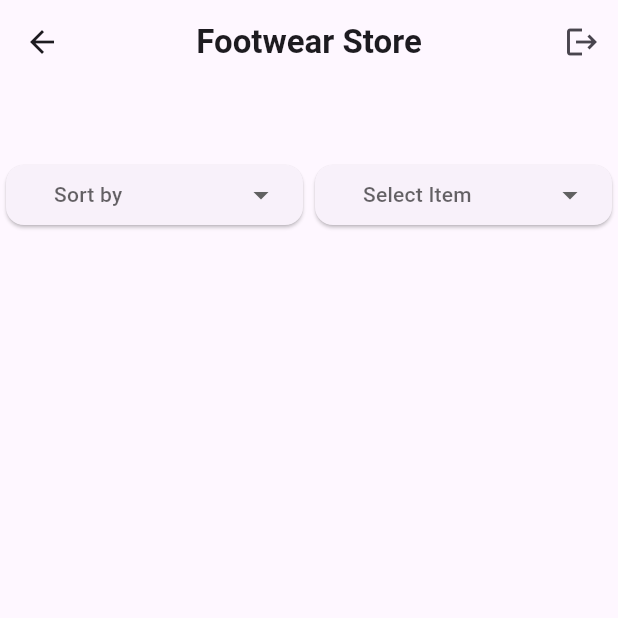
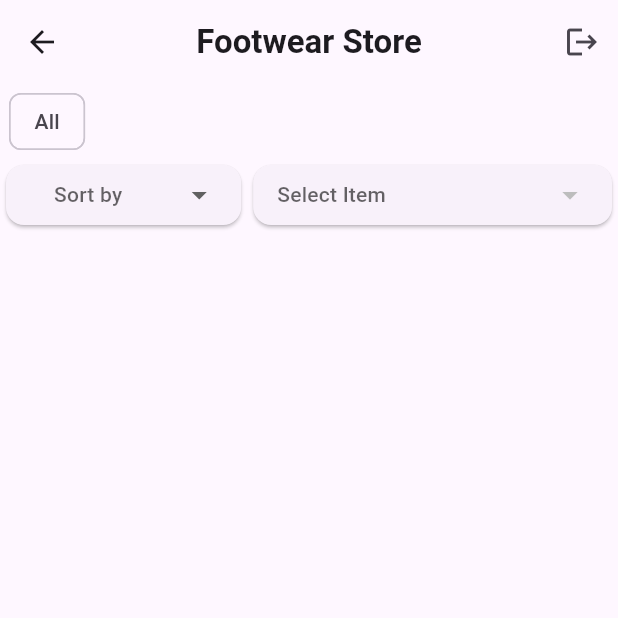
Before and after one commit to PrudkoVitaly/footwear_client, a Flutter app: the HomePage screen opened directly, on a phone screen of 412 x 824 dp, the top half of it. Run offline on Flutter 3.47's test engine with Material 3 defaults, Android fonts, the phone set to English and light mode, and no system bars; drawn by our look-alikes of dropdown_button2; our stand-ins replace cloud_firestore, firebase_auth, firebase_core, get, get_storage; missing offline and left inert: otp_text_field_v2; accounts and stored records are empty.

Commit message:
Add working category/brand filtering and true multi-select UI.
Unifies product filtering state in HomeController, shows selected brand chips on HomePage, and replaces the placeholder dropdown with a real checkbox-based multi-select to match the intended behavior.

Co-authored-by: Cursor <cursoragent@cursor.com>

```diff
--- a/lib/pages/home_page.dart
+++ b/lib/pages/home_page.dart
@@ -16,7 +16,19 @@ class HomePage extends StatelessWidget {
   @override
   Widget build(BuildContext context) {
     return GetBuilder<HomeController>(
-      builder: (controller) => Scaffold(
+      builder: (controller) {
+        final brandItems = controller.allProducts
+            .map((product) => (product.brand ?? '').trim())
+            .where((brand) => brand.isNotEmpty)
+            .toSet()
+            .toList()
+          ..sort();
+
+        return RefreshIndicator(
+          onRefresh: () async {
+            await controller.fetchProducts();
+          },
+          child: Scaffold(
           appBar: AppBar(
             centerTitle: true,
             title: const Text(
@@ -37,19 +49,28 @@ class HomePage extends StatelessWidget {
           body: Column(
             children: [
               GetBuilder<CategoryController>(
-              builder: (controller) => SizedBox(
+                builder: (categoryController) => SizedBox(
                   child: SizedBox(
                     height: 50,
                     child: ListView.builder(
                       scrollDirection: Axis.horizontal,
-                    itemCount: controller.categories.length,
+                      itemCount: categoryController.categories.length + 1,
                       itemBuilder: (context, index) {
-                      return Padding(
-                        padding: const EdgeInsets.symmetric(horizontal: 6.0),
-                        child: Chip(
-                          label: Text(
-                            controller.categories[index].category ?? '',
+                        final categoryName = index == 0
+                            ? 'All'
+                            : (categoryController
+                                      .categories[index - 1]
+                                      .category ??
+                                  '');
+                        return InkWell(
+                          onTap: () {
+                            controller.filterByCategory(categoryName);
+                          },
+                          child: Padding(
+                            padding: const EdgeInsets.symmetric(
+                              horizontal: 6.0,
                             ),
+                            child: Chip(label: Text(categoryName)),
                           ),
                         );
                       },
@@ -60,6 +81,7 @@ class HomePage extends StatelessWidget {
               Row(
                 children: [
                   Expanded(
+                    flex: 2,
                     child: DropDownBtn(
                       items: const ["Rs: Low to High", "Rs: High to Low"],
                       selectedItemsText: 'Sort by',
@@ -67,9 +89,36 @@ class HomePage extends StatelessWidget {
                     ),
                   ),
                   Expanded(
-                  child: MultiSelectDropDown(onSelectedChanged: (value) {}),
+                    flex: 3,
+                    child: MultiSelectDropDown(
+                      items: brandItems,
+                      onSelectedChanged: (value) {
+                        controller.filterByBrand(value);
+                      },
+                    ),
                   ),
                 ],
+              ),
+              if (controller.selectedBrands.isNotEmpty)
+                Padding(
+                  padding: const EdgeInsets.symmetric(
+                    horizontal: 8.0,
+                    vertical: 6.0,
+                  ),
+                  child: SizedBox(
+                    height: 36,
+                    child: ListView(
+                      scrollDirection: Axis.horizontal,
+                      children: controller.selectedBrands
+                          .map(
+                            (brand) => Padding(
+                              padding: const EdgeInsets.only(right: 6),
+                              child: Chip(label: Text(brand)),
+                            ),
+                          )
+                          .toList(),
+                    ),
+                  ),
                 ),
               Expanded(
                 child: GridView.builder(
@@ -103,5 +152,7 @@ class HomePage extends StatelessWidget {
           ),
           ),
         );
+      },
+    );
   }
 }
--- a/lib/widgets/multi_select_drop_down.dart
+++ b/lib/widgets/multi_select_drop_down.dart
@@ -1,41 +1,128 @@
 import 'package:dropdown_button2/dropdown_button2.dart';
 import 'package:flutter/material.dart';
 
-List<String> selectedItems = [];
+class MultiSelectDropDown extends StatefulWidget {
+  final List<String> items;
+  final Function(List<String>) onSelectedChanged;
+  const MultiSelectDropDown({
+    super.key,
+    required this.onSelectedChanged,
+    required this.items,
+  });
 
-class MultiSelectDropDown extends StatelessWidget {
-  final List<String> items = ['Item1', 'Item2', 'Item3', 'Item4'];
-  final Function(List<String>) onSelectedChanged;
-  final valueListenable = ValueNotifier<String?>(null);
-  MultiSelectDropDown({super.key, required this.onSelectedChanged});
+  @override
+  State<MultiSelectDropDown> createState() => _MultiSelectDropDownState();
+}
+
+class _MultiSelectDropDownState extends State<MultiSelectDropDown> {
+  final Set<String> _selectedItems = <String>{};
+  final ValueNotifier<String?> _valueListenable = ValueNotifier<String?>(null);
+
+  void _toggleItem(String item) {
+    setState(() {
+      if (_selectedItems.contains(item)) {
+        _selectedItems.remove(item);
+      } else {
+        _selectedItems.add(item);
+      }
+    });
+    widget.onSelectedChanged(_selectedItems.toList());
+  }
 
   @override
   Widget build(BuildContext context) {
+    final displayText = _selectedItems.isEmpty
+        ? 'Select Item'
+        : _selectedItems.join(', ');
+
     return Card(
       child: DropdownButtonHideUnderline(
         child: DropdownButton2<String>(
           isExpanded: true,
           hint: Text(
-            'Select Item',
-            style: TextStyle(fontSize: 14, color: Theme.of(context).hintColor),
+            displayText,
+            maxLines: 1,
+            overflow: TextOverflow.ellipsis,
+            style: TextStyle(
+              fontSize: 14,
+              color: _selectedItems.isEmpty
+                  ? Theme.of(context).hintColor
+                  : Colors.black,
+            ),
           ),
-          items: items
-              .map(
-                (String item) => DropdownItem<String>(
-                  value: item,
-                  height: 40,
-                  child: Text(item, style: const TextStyle(fontSize: 14)),
+          items: widget.items.map((item) {
+            return DropdownItem<String>(
+              value: item,
+              enabled: false,
+              closeOnTap: false,
+              child: StatefulBuilder(
+                builder: (context, menuSetState) {
+                  final isSelected = _selectedItems.contains(item);
+                  return InkWell(
+                    onTap: () {
+                      _toggleItem(item);
+                      menuSetState(() {});
+                    },
+                    child: Container(
+                      height: double.infinity,
+                      padding: const EdgeInsets.symmetric(horizontal: 12),
+                      child: Row(
+                        children: [
+                          Checkbox(
+                            value: isSelected,
+                            onChanged: (_) {
+                              _toggleItem(item);
+                              menuSetState(() {});
+                            },
+                          ),
+                          Expanded(
+                            child: Text(
+                              item,
+                              maxLines: 1,
+                              overflow: TextOverflow.ellipsis,
+                              style: const TextStyle(fontSize: 14),
+                            ),
+                          ),
+                        ],
+                      ),
+                    ),
+                  );
+                },
+              ),
+            );
+          }).toList(),
+          valueListenable: _valueListenable,
+          onChanged: (_) {},
+          selectedItemBuilder: (context) {
+            return widget.items.map((_) {
+              return Align(
+                alignment: Alignment.centerLeft,
+                child: Text(
+                  displayText,
+                  maxLines: 1,
+                  overflow: TextOverflow.ellipsis,
+                  style: TextStyle(
+                    fontSize: 14,
+                    color: _selectedItems.isEmpty
+                        ? Theme.of(context).hintColor
+                        : Colors.black,
+                  ),
                 ),
-              )
-              .toList(),
-          valueListenable: valueListenable,
-          onChanged: (String? value) {
-            valueListenable.value = value;
-            onSelectedChanged(selectedItems);
+              );
+            }).toList();
           },
           buttonStyleData: const ButtonStyleData(
+            height: 40,
             padding: EdgeInsets.symmetric(horizontal: 16),
-            height: 40,
+          ),
+          menuItemStyleData: const MenuItemStyleData(
+            padding: EdgeInsets.zero,
+          ),
+          dropdownStyleData: DropdownStyleData(
+            maxHeight: 240,
+            decoration: BoxDecoration(
+              borderRadius: BorderRadius.circular(8),
+            ),
           ),
         ),
       ),
```
Also changed, not shown: lib/controller/home_controller.dart (+71 -2 lines). Lines whose indentation alone changed are shown as unchanged.
